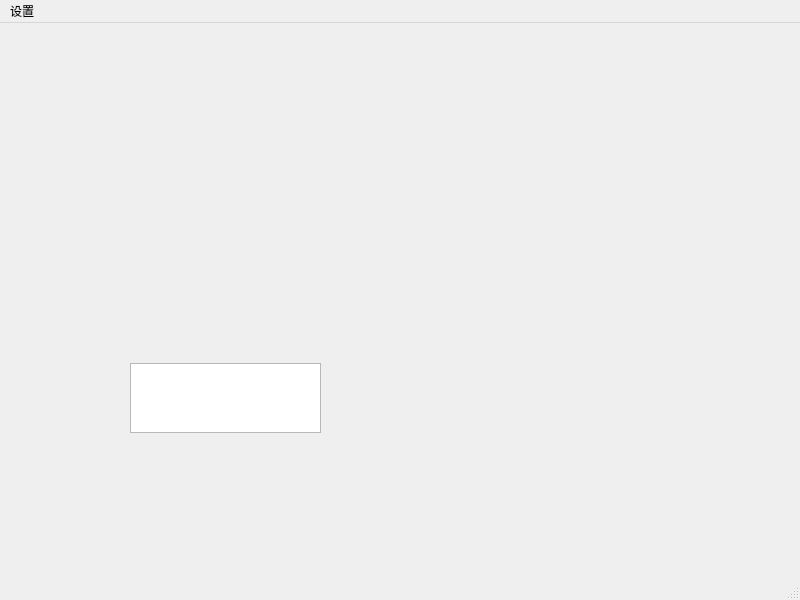
hermixy/ploteditor, file mainwindow.ui: the form before one commit.
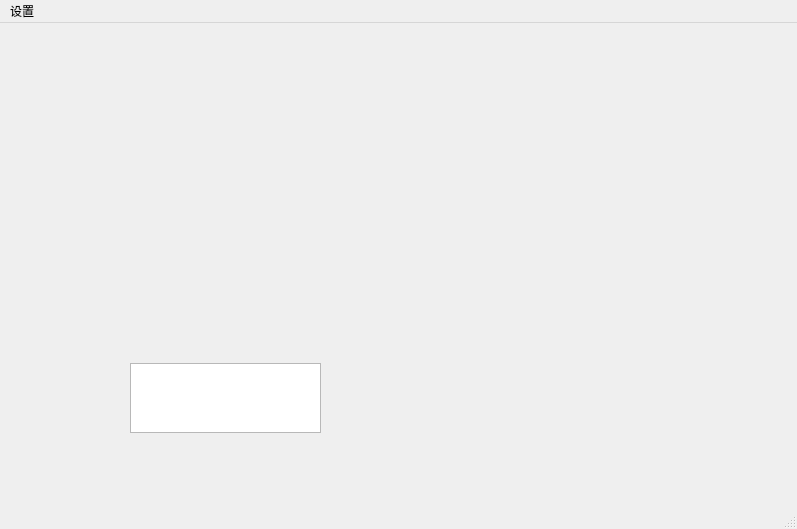
The form after the commit.

Diff of the .ui file:
```diff
--- a/mainwindow.ui
+++ b/mainwindow.ui
@@ -6,10 +6,15 @@
    <rect>
     <x>0</x>
     <y>0</y>
-    <width>800</width>
-    <height>600</height>
+    <width>797</width>
+    <height>529</height>
    </rect>
   </property>
+  <property name="font">
+   <font>
+    <family>Arial</family>
+   </font>
+  </property>
   <property name="windowTitle">
    <string>MainWindow</string>
   </property>
@@ -30,8 +35,8 @@
     <rect>
      <x>0</x>
      <y>0</y>
-     <width>800</width>
-     <height>22</height>
+     <width>797</width>
+     <height>20</height>
     </rect>
    </property>
    <widget class="QMenu" name="menu_Settings">
```
